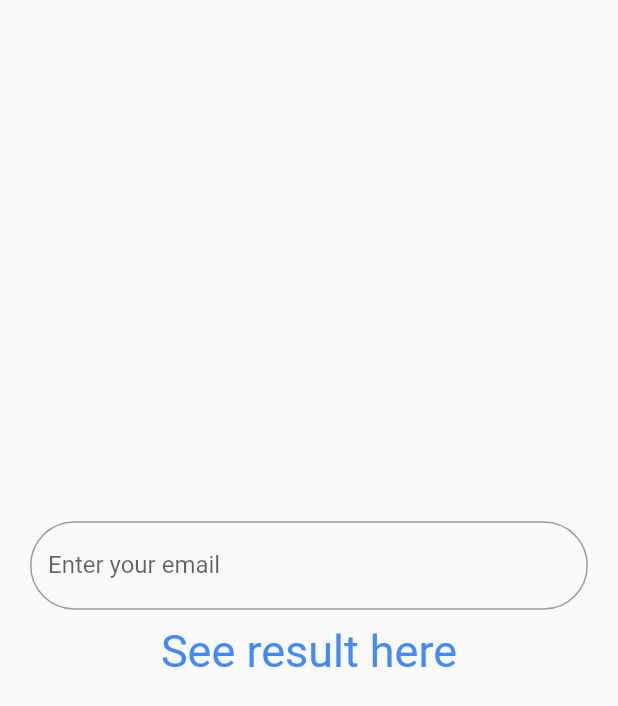
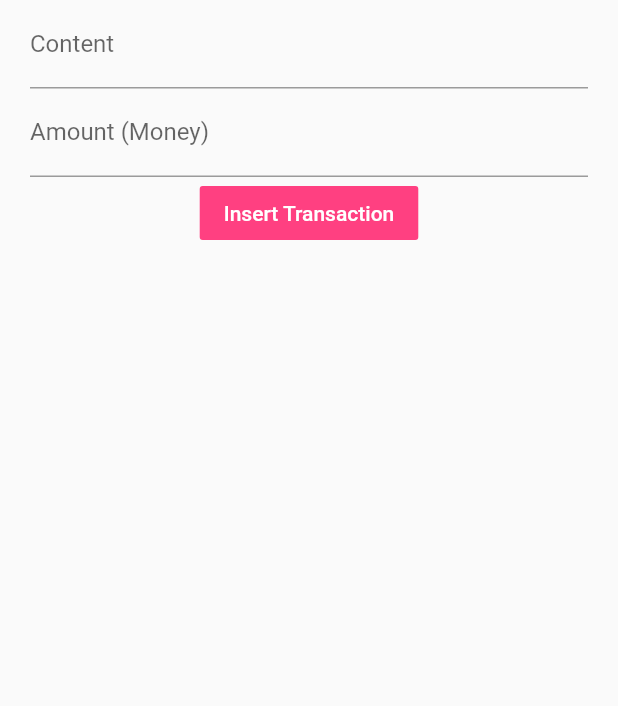
Before and after one commit to anhtrong211998/dartLanguageExample, a Flutter app: the screen it shows after launch, on a phone screen of 412 x 824 dp. Shown: the top 706 px of the screen. Run offline on Flutter 3.47's test engine with Material 2 defaults, Android fonts, the phone set to English and light mode, and no system bars.

Commit message:
Layout with SafeArea, Column, Button, TextField

```diff
--- /dev/null
+++ b/lib/LayoutFlutter.dart
@@ -0,0 +1,99 @@
+import 'package:flutter/material.dart';
+
+class LayoutFlutter extends StatefulWidget {
+  @override
+  State<StatefulWidget> createState(){
+    return _MyApplicationState();
+  }
+}
+
+class _MyApplicationState extends State<LayoutFlutter> with WidgetsBindingObserver{
+  // define a global key
+  final GlobalKey<ScaffoldState> _scaffoldKey = new GlobalKey<ScaffoldState>();
+  // define Edit controller for each text field
+  final _contentEditingController = TextEditingController();
+  final _amountEditingController = TextEditingController();
+
+  // define states
+  String? _content;
+  double? _amount;
+
+  // initialize state
+  @override
+  void initState(){
+    super.initState();
+    WidgetsBinding.instance?.addObserver(this);
+    print('run initState()...');
+  }
+
+  // dispose widget
+  @override
+  void dispose(){
+    super.dispose();
+    WidgetsBinding.instance?.removeObserver(this);
+    print('run dispose()...');
+  }
+
+  // when state of widget changed
+  @override
+  void didChangeAppLifecycleState(AppLifecycleState state){
+    super.didChangeAppLifecycleState(state);
+    if(state == AppLifecycleState.paused){
+      print('App is in Background mode');
+    }
+    else if(state == AppLifecycleState.resumed){
+      print('App is in Foreground mode');
+    }
+  }
+
+  @override
+  Widget build(BuildContext context){
+    return MaterialApp(
+      title: 'This is a Layout',
+      home: Scaffold(
+        key: _scaffoldKey,
+        body: SafeArea(
+          minimum: const EdgeInsets.only(left: 20, right: 20),
+          child: Column(
+            mainAxisAlignment: MainAxisAlignment.start,
+            children: <Widget>[
+              TextField(
+                decoration: const InputDecoration(labelText: 'Content'),
+                controller: _contentEditingController,
+                onChanged: (text){
+                  setState(() {
+                    _content = text;
+                  });
+                },
+              ),
+              TextField(
+                decoration: const InputDecoration(labelText: 'Amount (Money)'),
+                controller: _amountEditingController,
+                onChanged: (text){
+                  setState(() {
+                    _amount = double.tryParse(text) ?? 0;
+                  });
+                },
+              ),
+              FlatButton(
+                child: const Text('Insert Transaction'),
+                color: Colors.pinkAccent,
+                textColor: Colors.white,
+                onPressed: (){
+                  // print('Content = $_content, money\'s amount = $_amount');
+                  // Display UI
+                  _scaffoldKey.currentState?.showSnackBar(
+                    SnackBar(
+                      content: Text('Content = $_content, money\'s amount = $_amount'),
+                      duration: const Duration(seconds: 3),
+                    )
+                  );
+                },
+              )
+            ],
+          ),
+        ),
+      )
+    );
+  }
+}
--- a/lib/main.dart
+++ b/lib/main.dart
@@ -1,7 +1,8 @@
 import 'package:flutter/cupertino.dart';
 import 'package:flutter/material.dart';
 import 'MyAppStatefull.dart';
+import 'LayoutFlutter.dart';
 
 void main() {
-  runApp(MyAppStatefull(name: 'Hoang Dinh Trong', age: 23));
+  runApp(LayoutFlutter());
 }
```
